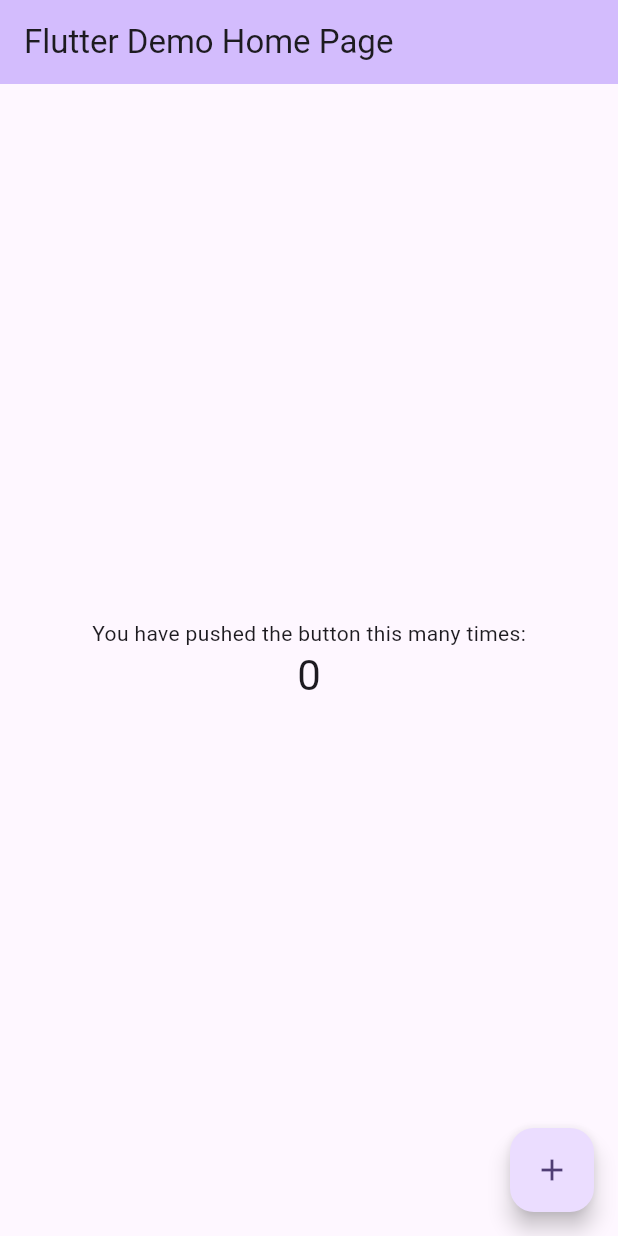
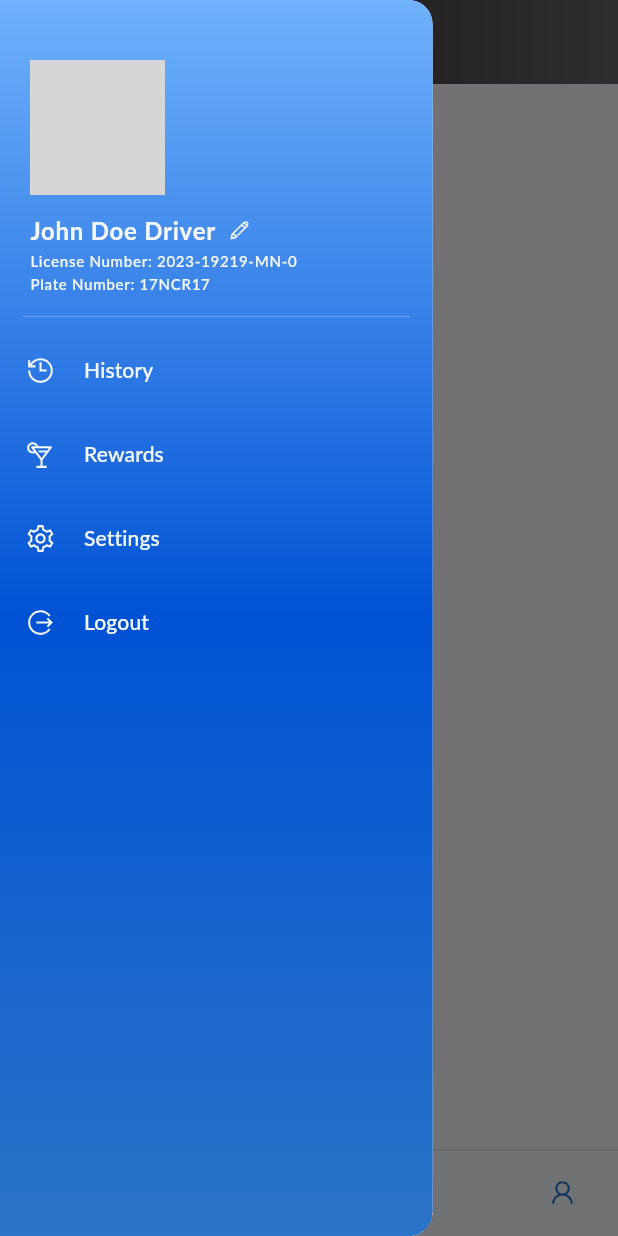
Before and after one commit to CharlesLim17/pokedex_flutter_repo, a Flutter app: the screen it shows after launch, with the side drawer open (before the commit the screen has no drawer), on a phone screen of 412 x 824 dp. Run offline on Flutter 3.47's test engine with Material 2 defaults, Android fonts, the phone set to English and light mode, and no system bars; drawn by our look-alikes of google_nav_bar; our stand-ins replace flutter_riverpod, go_router, line_icons, riverpod_annotation; generated files the repository leaves out were written again; Roboto replaces fonts that are missing (Lato, Lato-Black); grey boxes are pictures that could not be loaded.

Commit message:
setting up done

```diff
--- /dev/null
+++ b/lib/features/splash/splash_screen.dart
@@ -0,0 +1,48 @@
+import 'package:flutter/material.dart';
+import 'package:flutter_riverpod/flutter_riverpod.dart';
+import 'package:go_router/go_router.dart';
+
+class SplashScreen extends ConsumerWidget {
+  const SplashScreen({super.key});
+
+  @override
+  Widget build(BuildContext context, WidgetRef ref) {
+    // Redirect after 3.5 seconds
+    Future.delayed(const Duration(milliseconds: 3500)).then(
+      (value) async {
+        context.goNamed('BottomNavigationScreen');
+      },
+    );
+
+    // Splash widget
+    return Scaffold(
+      backgroundColor: Colors.black26,
+
+      // Background
+      body: Container(
+        decoration: const BoxDecoration(
+          gradient: LinearGradient(
+            begin: Alignment.topCenter,
+            end: Alignment.bottomCenter,
+            colors: [
+              Color(0xFF322F2F),
+              Color(0xFF191414),
+            ],
+          ),
+        ),
+
+        // Content
+        child: const Column(
+          mainAxisAlignment: MainAxisAlignment.center,
+          children: [
+            // Loading
+            CircularProgressIndicator(
+              color: Color(0xFF2B74C7),
+              strokeWidth: 4,
+            ),
+          ],
+        ),
+      ),
+    );
+  }
+}
--- a/lib/main.dart
+++ b/lib/main.dart
@@ -1,68 +1,27 @@
 import 'package:flutter/material.dart';
+import 'package:flutter_riverpod/flutter_riverpod.dart';
+import 'package:pokedex_flutter_repo/router/router.dart';
+import 'package:pokedex_flutter_repo/themes/theme.dart';
 
 void main() {
-  runApp(const MyApp());
+  runApp(const ProviderScope(child: App()));
 }
 
-class MyApp extends StatelessWidget {
-  const MyApp({super.key});
+class App extends ConsumerWidget {
+  const App({super.key});
+
   @override
-  Widget build(BuildContext context) {
-    return MaterialApp(
-      title: 'Flutter Demo',
-      theme: ThemeData(
-        colorScheme: ColorScheme.fromSeed(seedColor: Colors.deepPurple),
-        useMaterial3: true,
-      ),
-      home: const MyHomePage(title: 'Flutter Demo Home Page'),
+  Widget build(BuildContext context, WidgetRef ref) {
+    final router = ref.watch(goRouteProvider);
+    return MaterialApp.router(
+      // Router
+      routerConfig: router,
+
+      // Remove Debug Mode Banner
+      debugShowCheckedModeBanner: false,
+
+      // Theme
+      theme: AppTheme(context: context).themeData,
     );
   }
 }
-
-class MyHomePage extends StatefulWidget {
-  const MyHomePage({super.key, required this.title});
-
-  final String title;
-
-  @override
-  State<MyHomePage> createState() => _MyHomePageState();
-}
-
-class _MyHomePageState extends State<MyHomePage> {
-  int _counter = 0;
-
-  void _incrementCounter() {
-    setState(() {
-      _counter++;
-    });
-  }
-
-  @override
-  Widget build(BuildContext context) {
-    return Scaffold(
-      appBar: AppBar(
-        backgroundColor: Theme.of(context).colorScheme.inversePrimary,
-        title: Text(widget.title),
-      ),
-      body: Center(
-        child: Column(
-          mainAxisAlignment: MainAxisAlignment.center,
-          children: <Widget>[
-            const Text(
-              'You have pushed the button this many times:',
-            ),
-            Text(
-              '$_counter',
-              style: Theme.of(context).textTheme.headlineMedium,
-            ),
-          ],
-        ),
-      ),
-      floatingActionButton: FloatingActionButton(
-        onPressed: _incrementCounter,
-        tooltip: 'Increment',
-        child: const Icon(Icons.add),
-      ),
-    );
-  }
-}
--- /dev/null
+++ b/lib/router/router.dart
@@ -0,0 +1,51 @@
+import 'package:flutter/material.dart';
+import 'package:go_router/go_router.dart';
+import 'package:pokedex_flutter_repo/features/splash/splash_screen.dart';
+import 'package:pokedex_flutter_repo/ui/global/bottom_navigation.dart';
+import 'package:riverpod_annotation/riverpod_annotation.dart';
+
+part 'router.g.dart';
+
+List<GoRoute> get routes => [
+      // Splash Screen
+      GoRoute(
+        name: 'Splash',
+        path: '/splash',
+        builder: (context, state) => const SplashScreen(),
+      ),
+
+      // Bottom Navigation
+      GoRoute(
+        name: 'BottomNavigationScreen',
+        path: '/bottomNavigation',
+        builder: (context, state) => const BottomNavigationBarWidget(),
+      ),
+
+      // Home Screen
+      // GoRoute(
+      //   name: 'HomeScreen',
+      //   path: '/',
+      //   builder: (context, state) => const HomeScreen(),
+      // ),
+
+      // Profile Screen
+      // GoRoute(
+      //   name: 'ProfileScreen',
+      //   path: '/profile',
+      //   builder: (context, state) => const ProfileScreen(),
+      // ),
+    ];
+
+@riverpod
+GoRouter goRoute(GoRouteRef ref) {
+  //
+  FutureOr<String?> redirect(BuildContext context, GoRouterState state) async {
+    return null;
+  }
+
+  return GoRouter(
+    routes: routes,
+    redirect: redirect,
+    initialLocation: '/splash',
+  );
+}
--- /dev/null
+++ b/lib/themes/theme.dart
@@ -0,0 +1,58 @@
+import 'package:flutter/material.dart';
+import 'package:pokedex_flutter_repo/themes/theme_color.dart';
+
+class AppTheme {
+  // constuctor
+  const AppTheme({required this.context});
+
+  final BuildContext context;
+
+  // Theme Data
+  ThemeData get themeData => ThemeData(
+        useMaterial3: true,
+        textTheme: _textTheme,
+        colorSchemeSeed: ThemeColor.primary,
+      );
+
+  // Application Color Scheme
+  ColorScheme get colorScheme => ColorScheme.fromSeed(
+        seedColor: ThemeColor.primary,
+        secondary: ThemeColor.secondary,
+        tertiary: ThemeColor.tertiary,
+        background: ThemeColor.background,
+      );
+
+  // Costumize Text Style
+  TextTheme get _textTheme => const TextTheme(
+        // Labels
+        labelSmall: TextStyle(
+          fontFamily: 'Lato',
+        ),
+
+        labelMedium: TextStyle(
+          fontFamily: 'Lato',
+        ),
+
+        labelLarge: TextStyle(
+          fontFamily: 'Lato',
+        ),
+
+        // Headlines
+        headlineSmall: TextStyle(
+          fontFamily: 'Lato-Black',
+        ),
+
+        headlineMedium: TextStyle(
+          fontFamily: 'Lato-Black',
+        ),
+
+        headlineLarge: TextStyle(
+          fontFamily: 'Lato-Black',
+        ),
+
+        // Titles
+        titleLarge: TextStyle(
+          fontFamily: 'Lato',
+        ),
+      );
+}
--- /dev/null
+++ b/lib/themes/theme_color.dart
@@ -0,0 +1,20 @@
+import 'package:flutter/widgets.dart';
+
+class ThemeColor {
+  const ThemeColor._();
+
+  static const Color primary = Color(0xFF2B74C7);
+  // for headers and titles
+  static const Color secondary = Color(0xFF191414);
+
+  // for labels of fields and small texts
+  static const Color tertiary = Color(0xFF747683);
+
+  // for field color
+  static const Color netural = Color(0xFFE1E8ED);
+
+  // background color
+  static const Color background = Color(0xFFF5F8FA);
+
+  static const Color error = Color.fromARGB(255, 240, 99, 12);
+}
--- a/lib/ui/global/bottom_navigation.dart
+++ b/lib/ui/global/bottom_navigation.dart
@@ -0,0 +1,156 @@
+import 'package:flutter/material.dart';
+import 'package:google_nav_bar/google_nav_bar.dart';
+import 'package:line_icons/line_icons.dart';
+import 'package:pokedex_flutter_repo/ui/global/drawer_widget.dart';
+
+class BottomNavigationBarWidget extends StatefulWidget {
+  const BottomNavigationBarWidget({super.key});
+
+  @override
+  BottomNavBarState createState() => BottomNavBarState();
+}
+
+class BottomNavBarState extends State<BottomNavigationBarWidget> {
+  int _selectedIndex = 0;
+  final GlobalKey<ScaffoldState> _scaffoldKey = GlobalKey<ScaffoldState>();
+
+  static final List<String> _appBarTitles = [
+    'Home',
+    'Pokedex',
+    'Profile',
+  ];
+
+  static final List<Widget> _widgetOptions = <Widget>[
+    const Icon(LineIcons.home),
+    const Icon(LineIcons.book),
+    const Icon(LineIcons.user),
+  ];
+
+  @override
+  Widget build(BuildContext context) {
+    ColorScheme colors = Theme.of(context).colorScheme;
+
+    return Scaffold(
+      key: _scaffoldKey,
+      backgroundColor: colors.background,
+
+      // App Bar
+      appBar: AppBar(
+        backgroundColor: Colors.transparent,
+        titleSpacing: 0,
+
+        // Color
+        flexibleSpace: Container(
+          decoration: BoxDecoration(
+            gradient: LinearGradient(
+              begin: Alignment.centerLeft,
+              end: Alignment.centerRight,
+              colors: [
+                const Color(0xFF191414),
+                const Color(0xFF191414).withOpacity(0.65),
+              ],
+            ),
+          ),
+        ),
+
+        // icon
+        leading: IconButton(
+          icon: Icon(Icons.menu, color: colors.background),
+          onPressed: () {
+            _scaffoldKey.currentState?.openDrawer();
+          },
+        ),
+
+        // title
+        title: Text(
+          _appBarTitles[_selectedIndex],
+          style: Theme.of(context).textTheme.headlineSmall!.copyWith(
+                fontSize: 20,
+                color: colors.background,
+              ),
+        ),
+      ),
+
+      drawer: const DrawerWidget(),
+
+      // Body
+      body: Container(
+        child: _widgetOptions.elementAt(_selectedIndex),
+      ),
+
+      // Bottom Navigation
+      bottomNavigationBar: Container(
+        color: const Color(0xFFF5F8FA),
+        child: Stack(
+          children: [
+            Positioned(
+              top: 0,
+              left: 0,
+              right: 0,
+              child: Container(
+                height: 1,
+                color: Colors.grey.shade300,
+              ),
+            ),
+            Padding(
+              padding: const EdgeInsets.symmetric(
+                horizontal: 16.0,
+                vertical: 11,
+              ),
+              child: GNav(
+                // sizings
+                padding: const EdgeInsets.symmetric(
+                  horizontal: 10,
+                  vertical: 6,
+                ),
+                gap: 6,
+                iconSize: 22,
+
+                // colors
+                backgroundColor: const Color(0xFFF5F8FA),
+                color: const Color(0xFF2B74C7),
+                activeColor: const Color(0xFF2B74C7),
+                tabBackgroundColor: const Color(0xFF2B74C7).withOpacity(0.18),
+                tabActiveBorder:
+                    Border.all(color: Colors.grey.shade300, width: 1),
+
+                // styles
+                textStyle: Theme.of(context).textTheme.labelLarge!.copyWith(
+                      color: const Color(0xFF2B74C7),
+                      fontWeight: FontWeight.normal,
+                    ),
+
+                // animations
+                curve: Curves.linear,
+                rippleColor: Colors.grey.shade300,
+                hoverColor: const Color(0xFF2B74C7).withOpacity(.25),
+
+                // tabs
+                tabs: const [
+                  GButton(
+                    icon: LineIcons.home,
+                    text: 'Home',
+                  ),
+                  GButton(
+                    icon: LineIcons.bookOpen,
+                    text: 'Pokedex',
+                  ),
+                  GButton(
+                    icon: LineIcons.user,
+                    text: 'Profile',
+                  ),
+                ],
+                selectedIndex: _selectedIndex,
+                onTabChange: (index) {
+                  setState(() {
+                    _selectedIndex = index;
+                  });
+                },
+              ),
+            ),
+          ],
+        ),
+      ),
+    );
+  }
+}
--- a/lib/ui/global/drawer_widget.dart
+++ b/lib/ui/global/drawer_widget.dart
@@ -0,0 +1,187 @@
+import 'package:flutter/material.dart';
+import 'package:go_router/go_router.dart';
+import 'package:line_icons/line_icons.dart';
+
+class DrawerWidget extends StatelessWidget {
+  const DrawerWidget({super.key});
+
+  @override
+  Widget build(BuildContext context) {
+    return Drawer(
+      elevation: 12,
+      width: MediaQuery.of(context).size.width * 0.7,
+      child: Container(
+        decoration: const BoxDecoration(
+          gradient: LinearGradient(
+            begin: Alignment.topCenter,
+            end: Alignment.bottomCenter,
+            colors: [Color(0xFF6FB1FC), Color(0xFF0052D4), Color(0xFF2B74C7)],
+          ),
+        ),
+        child: Column(
+          crossAxisAlignment: CrossAxisAlignment.start,
+          children: [
+            Padding(
+              padding: const EdgeInsets.only(
+                top: 40.0,
+                left: 20.0,
+                right: 20.0,
+              ),
+              child: Column(
+                crossAxisAlignment: CrossAxisAlignment.start,
+                children: [
+                  // Driver's Image
+                  const CircleAvatar(
+                    radius: 45,
+                    backgroundImage: AssetImage('assets/images/user_icon.jpg'),
+                  ),
+
+                  //
+                  const SizedBox(height: 12),
+
+                  // Name
+                  Row(
+                    mainAxisAlignment: MainAxisAlignment.start,
+                    children: [
+                      Text(
+                        'John Doe Driver',
+                        style: Theme.of(context).textTheme.labelSmall!.copyWith(
+                              color: const Color(0xFFF5F8FA),
+                              fontWeight: FontWeight.bold,
+                              fontSize: 16,
+                            ),
+                      ),
+                      const SizedBox(width: 8),
+                      // const IconButton(
+                      //   onPressed: null,
+                      //   icon: Icon(
+                      //     LineIcons.alternatePencil,
+                      //     color: Colors.white,
+                      //     size: 16,
+                      //   ),
+                      // ),
+                      const Icon(
+                        LineIcons.alternatePencil,
+                        color: Color(0xFFF5F8FA),
+                        size: 16,
+                      ),
+                    ],
+                  ),
+
+                  //
+                  const SizedBox(height: 2),
+
+                  // License Number
+                  Text(
+                    'License Number: 2023-19219-MN-0',
+                    style: Theme.of(context).textTheme.labelMedium!.copyWith(
+                          color: const Color(0xFFF5F8FA),
+                          fontSize: 10,
+                        ),
+                  ),
+
+                  //
+                  const SizedBox(height: 2),
+
+                  // Plate Number
+                  Text(
+                    'Plate Number: 17NCR17',
+                    style: Theme.of(context).textTheme.labelMedium!.copyWith(
+                          color: const Color(0xFFF5F8FA),
+                          fontSize: 10,
+                        ),
+                  ),
+
+                  //
+                  const SizedBox(height: 8),
+                ],
+              ),
+            ),
+
+            // Divider
+            Padding(
+              padding: const EdgeInsets.only(
+                left: 15.0,
+                right: 15.0,
+              ),
+              child: Divider(color: Colors.white.withOpacity(0.2)),
+            ),
+
+            // History
+            ListTile(
+              leading: const Icon(
+                LineIcons.history,
+                color: Color(0xFFF5F8FA),
+                size: 22,
+              ),
+              title: Text(
+                'History',
+                style: Theme.of(context).textTheme.labelLarge!.copyWith(
+                      color: const Color(0xFFF5F8FA),
+                    ),
+              ),
+              onTap: () {
+                Navigator.pop(context);
+                context.pushNamed('BookingHistoryScreen');
+              },
+            ),
+
+            // Rewards
+            ListTile(
+              leading: const Icon(
+                LineIcons.cocktail,
+                color: Color(0xFFF5F8FA),
+                size: 22,
+              ),
+              title: Text(
+                'Rewards',
+                style: Theme.of(context).textTheme.labelLarge!.copyWith(
+                      color: const Color(0xFFF5F8FA),
+                    ),
+              ),
+              onTap: () {
+                Navigator.pop(context);
+              },
+            ),
+
+            // Settings
+            ListTile(
+              leading: const Icon(
+                LineIcons.cog,
+                color: Color(0xFFF5F8FA),
+                size: 22,
+              ),
+              title: Text(
+                'Settings',
+                style: Theme.of(context).textTheme.labelLarge!.copyWith(
+                      color: const Color(0xFFF5F8FA),
+                    ),
+              ),
+              onTap: () {
+                Navigator.pop(context);
+              },
+            ),
+
+            // Logout
+            ListTile(
+              leading: const Icon(
+                LineIcons.alternateSignOut,
+                color: Color(0xFFF5F8FA),
+                size: 22,
+              ),
+              title: Text(
+                'Logout',
+                style: Theme.of(context).textTheme.labelLarge!.copyWith(
+                      color: const Color(0xFFF5F8FA),
+                    ),
+              ),
+              onTap: () {
+                Navigator.pop(context);
+              },
+            ),
+          ],
+        ),
+      ),
+    );
+  }
+}
```
Also changed, not shown: pubspec.yaml (+28 -6 lines), lib/router/router.g.dart (added), 2 other files.
